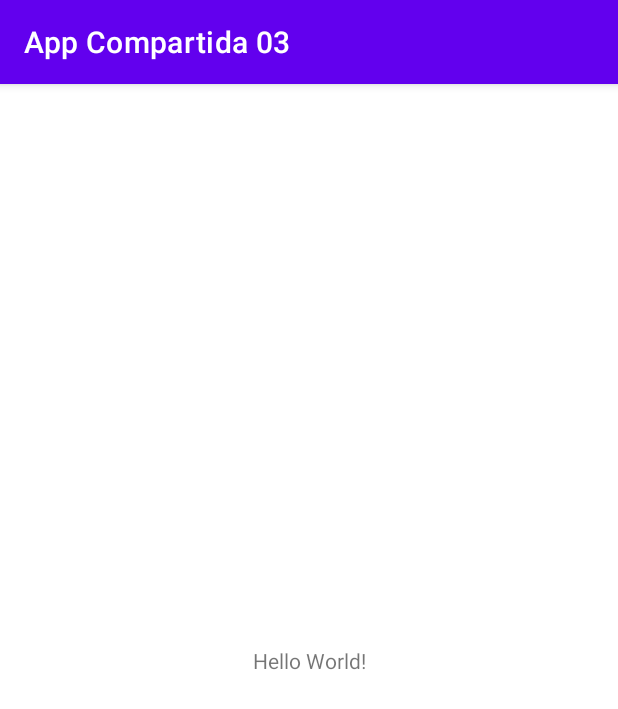
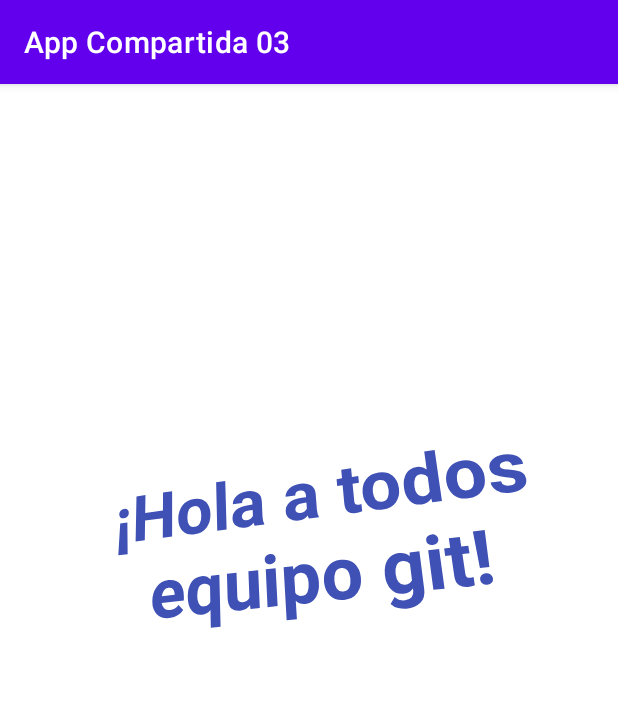
Before and after one commit to ciaocamilo/repo-compartido-03, an Android app: the screen it shows after launch (MainActivity), on a phone screen of 412 x 824 dp. Shown: the top 709 px of the screen. Run offline under Robolectric (Android 15) with nearby library versions, the phone set to English and light mode, and no system bars.

Commit message:
Modifica texto

```diff
--- a/app/src/main/res/layout/activity_main.xml
+++ b/app/src/main/res/layout/activity_main.xml
@@ -9,10 +9,19 @@
     <TextView
         android:layout_width="wrap_content"
         android:layout_height="wrap_content"
-        android:text="Hello World!"
+        android:rotation="-4"
+        android:rotationX="16"
+        android:rotationY="-12"
+        android:text="¡Hola a todos equipo git!"
+        android:textAlignment="center"
+        android:textColor="#3F51B5"
+        android:textSize="48sp"
+        android:textStyle="bold"
         app:layout_constraintBottom_toBottomOf="parent"
+        app:layout_constraintHorizontal_bias="0.0"
         app:layout_constraintLeft_toLeftOf="parent"
         app:layout_constraintRight_toRightOf="parent"
-        app:layout_constraintTop_toTopOf="parent" />
+        app:layout_constraintTop_toTopOf="parent"
+        app:layout_constraintVertical_bias="0.368" />
 
 </androidx.constraintlayout.widget.ConstraintLayout>
```
